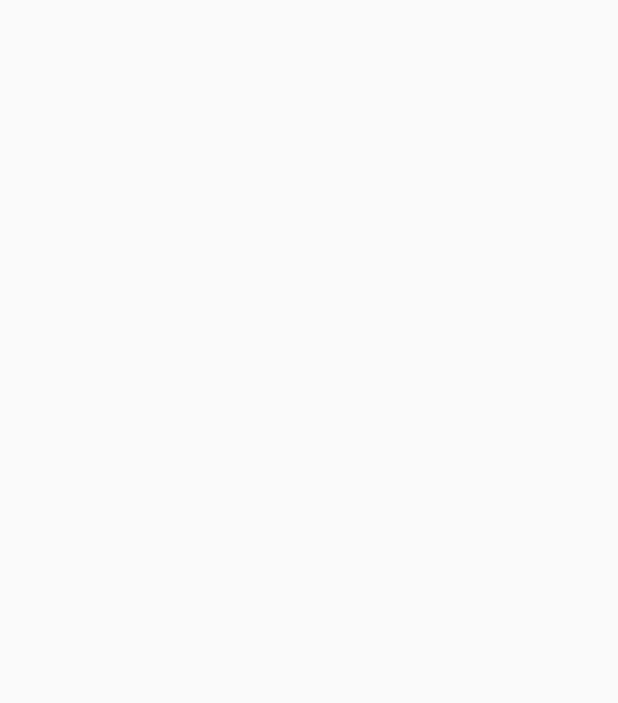
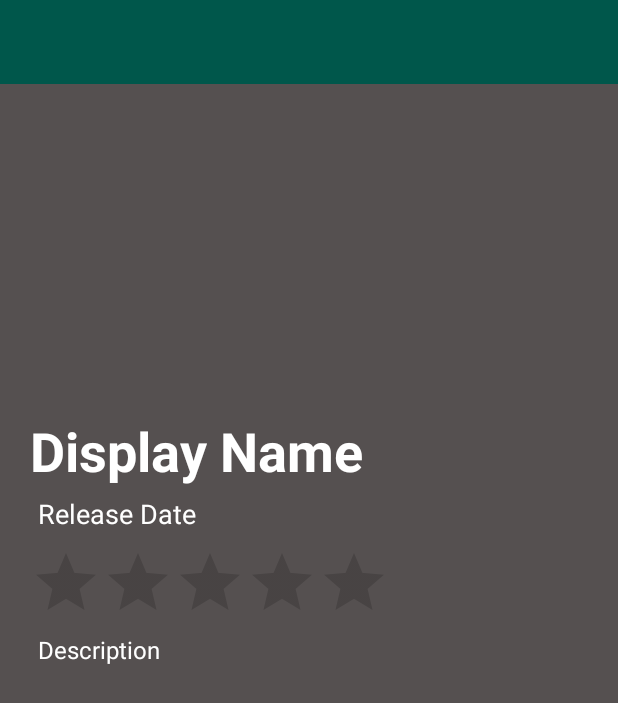
Before and after one commit to lilytran997/assigmentweek4, an Android app: the DetailsMovieActivity screen opened directly, with no data from a screen before it, on a phone screen of 412 x 824 dp. Before the commit the part shown is empty. Shown: the top 703 px of the screen. Run offline under Robolectric (Android 15) with nearby library versions, the phone set to English and light mode, and no system bars.

```diff
--- a/app/src/main/res/layout/activity_details_movie.xml
+++ b/app/src/main/res/layout/activity_details_movie.xml
@@ -1,10 +1,62 @@
 <?xml version="1.0" encoding="utf-8"?>
-<android.support.constraint.ConstraintLayout
-        xmlns:android="http://schemas.android.com/apk/res/android"
-        xmlns:tools="http://schemas.android.com/tools"
-        xmlns:app="http://schemas.android.com/apk/res-auto"
+<RelativeLayout
+    xmlns:android="http://schemas.android.com/apk/res/android"
+    xmlns:tools="http://schemas.android.com/tools"
+    xmlns:app="http://schemas.android.com/apk/res-auto"
+    android:layout_width="match_parent"
+    android:layout_height="match_parent"
+    tools:context=".DetailsMovieActivity"
+    android:background="#555050">
+    <include
+        android:id="@+id/toolbar"
+        layout="@layout/tool_bar"/>
+    <ImageView
+        android:id="@+id/movie_view"
         android:layout_width="match_parent"
-        android:layout_height="match_parent"
-        tools:context=".DetailsMovieActivity">
+        android:layout_height="200dp"
+        android:layout_below="@id/toolbar"
+        android:layout_marginTop="10dp"
+        android:contentDescription="@string/todo" />
+    <TextView
+        android:id="@+id/name_movie"
+        android:layout_width="wrap_content"
+        android:layout_height="wrap_content"
+        android:layout_below="@id/movie_view"
+        android:layout_marginTop="10dp"
+        android:layout_marginStart="20dp"
+        android:text="@string/name_movie"
+        android:textSize="36sp"
+        android:textColor="#ffff"
+        android:textStyle="bold"/>
+    <TextView
+        android:id="@+id/date"
+        android:layout_width="wrap_content"
+        android:layout_height="wrap_content"
+        android:layout_below="@id/name_movie"
+        android:layout_marginTop="5dp"
+        android:layout_marginStart="25dp"
+        android:text="@string/date"
+        android:textColor="#ffff"
+        android:textSize="18sp"/>
 
-</android.support.constraint.ConstraintLayout>
+    <RatingBar
+        android:id="@+id/rating"
+        style="@android:style/Widget.DeviceDefault.Light.RatingBar"
+        android:layout_width="wrap_content"
+        android:layout_height="wrap_content"
+        android:layout_below="@id/date"
+        android:layout_marginStart="20dp"
+        android:layout_marginTop="10dp"
+        android:alpha="6"
+        android:visibility="visible" />
+    <TextView
+        android:id="@+id/overview"
+        android:layout_width="match_parent"
+        android:layout_height="wrap_content"
+        android:layout_below="@id/rating"
+        android:layout_marginStart="25dp"
+        android:text="@string/des"
+        android:textColor="#ffff"
+        android:textSize="16sp"/>
+
+</RelativeLayout>
--- a/app/src/main/res/values/strings.xml
+++ b/app/src/main/res/values/strings.xml
@@ -3,4 +3,6 @@
     <string name="todo">TODO</string>
     <string name="name"> Vòng eo 56</string>
     <string name="des"> Description</string>
+    <string name="name_movie">Display Name</string>
+    <string name="date">Release Date</string>
 </resources>
```
